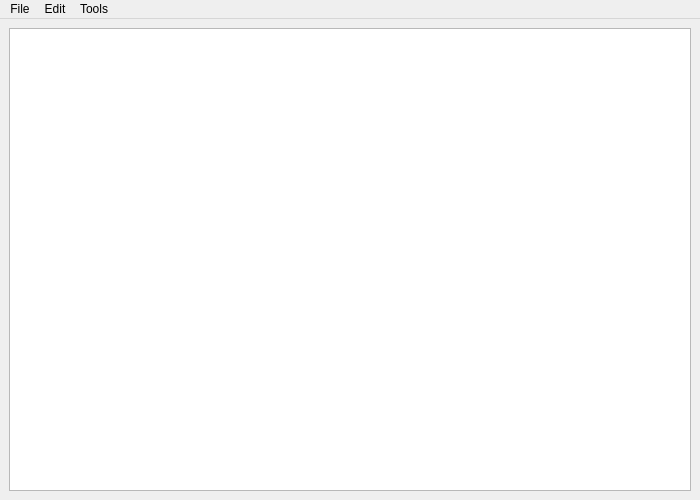
This is mainwindow.ui in mjcarranza/Image-Recovery-Rent-a-Car as Qt 5 draws it before an edit. The edited form follows.
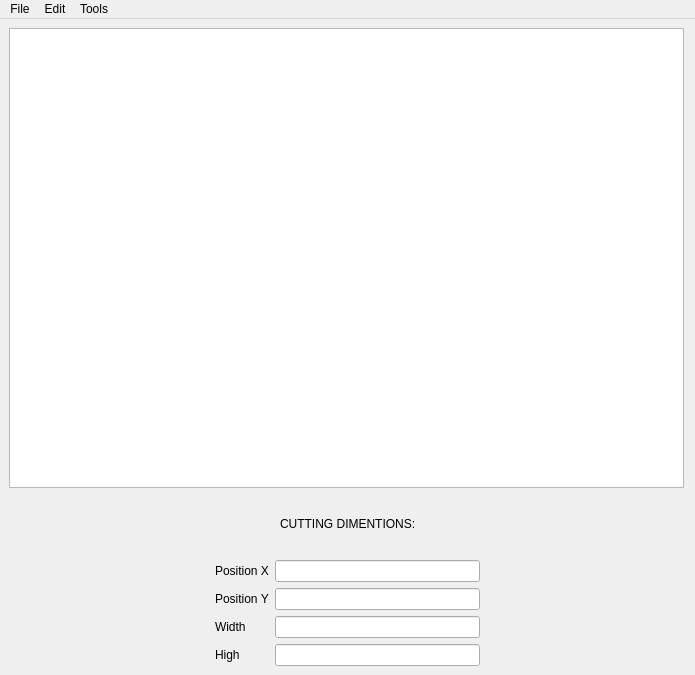
This is the edited form.

Commit message: Add image cutting option

```diff
--- a/mainwindow.ui
+++ b/mainwindow.ui
@@ -6,14 +6,14 @@
    <rect>
     <x>0</x>
     <y>0</y>
-    <width>700</width>
-    <height>500</height>
+    <width>695</width>
+    <height>675</height>
    </rect>
   </property>
   <property name="maximumSize">
    <size>
     <width>700</width>
-    <height>500</height>
+    <height>675</height>
    </size>
   </property>
   <property name="windowTitle">
@@ -22,7 +22,147 @@
   <widget class="QWidget" name="centralwidget">
    <layout class="QVBoxLayout" name="verticalLayout">
     <item>
-     <widget class="QGraphicsView" name="graphicsView"/>
+     <widget class="QGraphicsView" name="graphicsView">
+      <property name="minimumSize">
+       <size>
+        <width>675</width>
+        <height>460</height>
+       </size>
+      </property>
+      <property name="maximumSize">
+       <size>
+        <width>675</width>
+        <height>460</height>
+       </size>
+      </property>
+     </widget>
+    </item>
+    <item>
+     <layout class="QHBoxLayout" name="horizontalLayout">
+      <item>
+       <spacer name="horizontalSpacer_3">
+        <property name="orientation">
+         <enum>Qt::Horizontal</enum>
+        </property>
+        <property name="sizeHint" stdset="0">
+         <size>
+          <width>40</width>
+          <height>20</height>
+         </size>
+        </property>
+       </spacer>
+      </item>
+      <item>
+       <widget class="QLabel" name="label_5">
+        <property name="styleSheet">
+         <string notr="true">font: 57 20pt &quot;aakar&quot;;
+color: rgb(0, 0, 0);</string>
+        </property>
+        <property name="text">
+         <string>CUTTING DIMENTIONS:</string>
+        </property>
+       </widget>
+      </item>
+      <item>
+       <spacer name="horizontalSpacer_4">
+        <property name="orientation">
+         <enum>Qt::Horizontal</enum>
+        </property>
+        <property name="sizeHint" stdset="0">
+         <size>
+          <width>40</width>
+          <height>20</height>
+         </size>
+        </property>
+       </spacer>
+      </item>
+     </layout>
+    </item>
+    <item>
+     <layout class="QGridLayout" name="gridLayout">
+      <item row="1" column="1">
+       <widget class="QLabel" name="label_2">
+        <property name="styleSheet">
+         <string notr="true">font: 57 15pt &quot;aakar&quot;;
+color: rgb(0, 0, 0);</string>
+        </property>
+        <property name="text">
+         <string>Position Y</string>
+        </property>
+       </widget>
+      </item>
+      <item row="3" column="1">
+       <widget class="QLabel" name="label_4">
+        <property name="styleSheet">
+         <string notr="true">font: 57 15pt &quot;aakar&quot;;
+color: rgb(0, 0, 0);</string>
+        </property>
+        <property name="text">
+         <string>High</string>
+        </property>
+       </widget>
+      </item>
+      <item row="2" column="3">
+       <widget class="QLineEdit" name="wlineEdit"/>
+      </item>
+      <item row="1" column="3">
+       <widget class="QLineEdit" name="ylineEdit"/>
+      </item>
+      <item row="3" column="3">
+       <widget class="QLineEdit" name="hlineEdit"/>
+      </item>
+      <item row="2" column="1">
+       <widget class="QLabel" name="label_3">
+        <property name="styleSheet">
+         <string notr="true">font: 57 15pt &quot;aakar&quot;;
+color: rgb(0, 0, 0);</string>
+        </property>
+        <property name="text">
+         <string>Width</string>
+        </property>
+       </widget>
+      </item>
+      <item row="1" column="4">
+       <spacer name="horizontalSpacer_2">
+        <property name="orientation">
+         <enum>Qt::Horizontal</enum>
+        </property>
+        <property name="sizeHint" stdset="0">
+         <size>
+          <width>40</width>
+          <height>20</height>
+         </size>
+        </property>
+       </spacer>
+      </item>
+      <item row="0" column="3">
+       <widget class="QLineEdit" name="xlineEdit"/>
+      </item>
+      <item row="1" column="0">
+       <spacer name="horizontalSpacer">
+        <property name="orientation">
+         <enum>Qt::Horizontal</enum>
+        </property>
+        <property name="sizeHint" stdset="0">
+         <size>
+          <width>40</width>
+          <height>20</height>
+         </size>
+        </property>
+       </spacer>
+      </item>
+      <item row="0" column="1">
+       <widget class="QLabel" name="label">
+        <property name="styleSheet">
+         <string notr="true">font: 57 15pt &quot;aakar&quot;;
+color: rgb(0, 0, 0);</string>
+        </property>
+        <property name="text">
+         <string>Position X</string>
+        </property>
+       </widget>
+      </item>
+     </layout>
     </item>
    </layout>
   </widget>
@@ -31,7 +171,7 @@
     <rect>
      <x>0</x>
      <y>0</y>
-     <width>700</width>
+     <width>695</width>
      <height>22</height>
     </rect>
    </property>
```
The commit also changes 3 other files.
